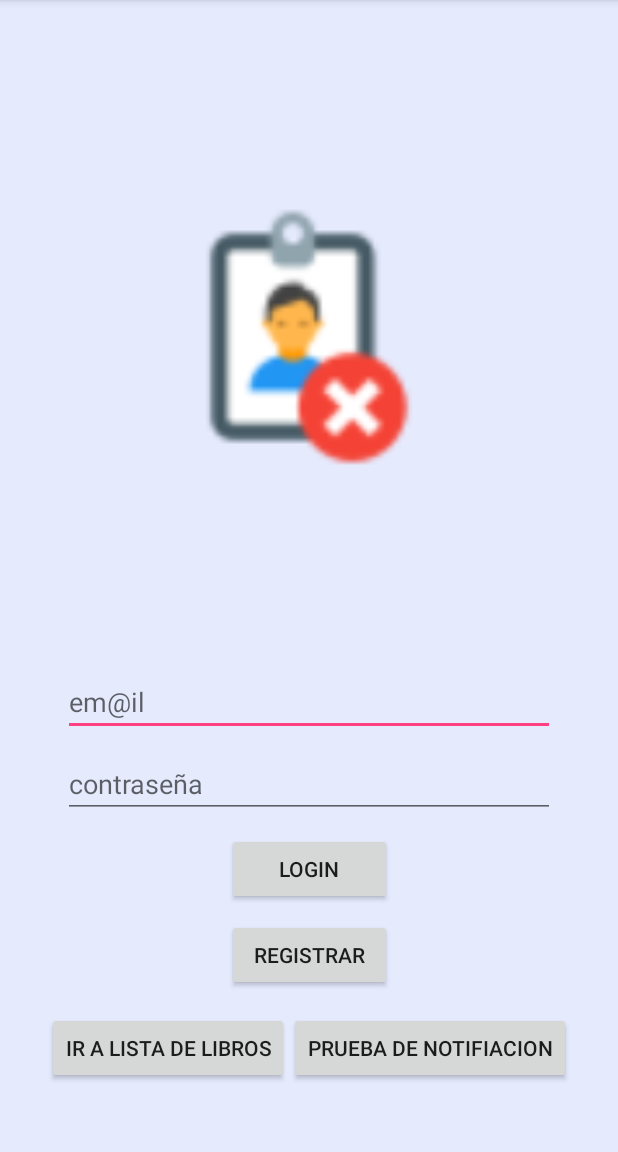
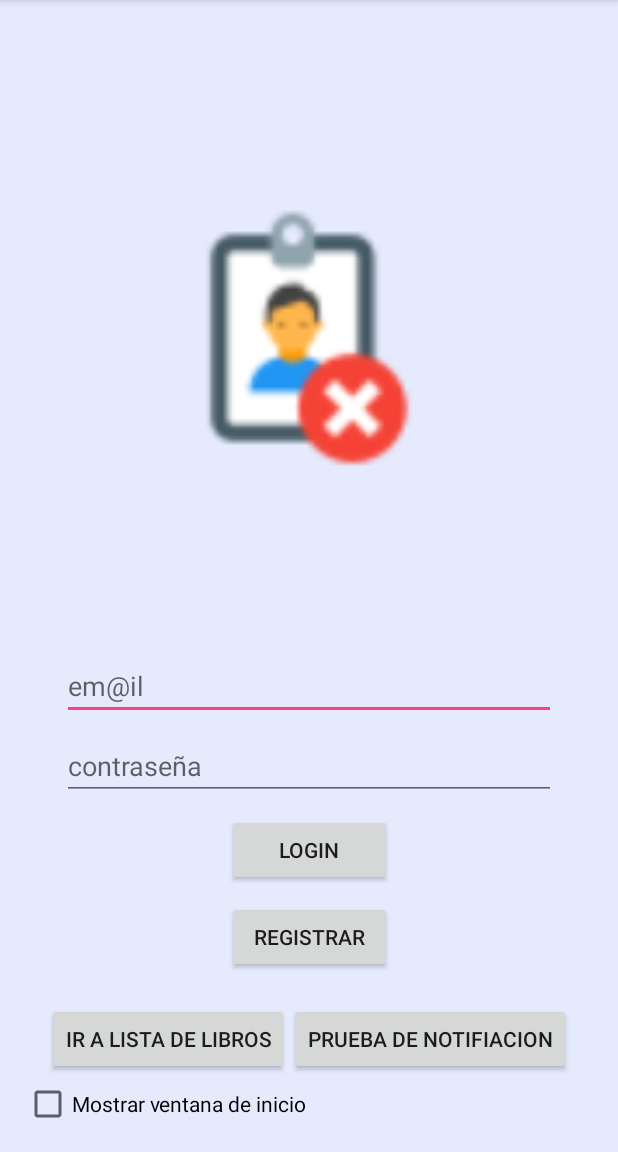
Before and after one commit to DidacSoftware/MyBooks_dbs, an Android app: the screen it shows after launch (InicioActivity), after a tap on "LOGIN", on a phone screen of 412 x 824 dp, the part 84-1236 px from its top. Run offline under Robolectric (Android 15) with nearby library versions, the phone set to English and light mode, and no system bars; our stand-ins replace Firebase (no records; nobody signed in at launch, a user with empty details on screens opened directly).

Commit message:
Ejercicio 1 al 3

```diff
--- a/app/src/main/java/com/didacsoftware/mybooks/Global.java
+++ b/app/src/main/java/com/didacsoftware/mybooks/Global.java
@@ -7,4 +7,8 @@ import java.util.ArrayList;
 public class Global {
 
     public static  ArrayList<model> alModel;
+
+    public static String sUsuario = "Usuario_";
+    public static String sEmail = "em@ail_";
+
 }
--- a/app/src/main/java/com/didacsoftware/mybooks/InicioActivity.java
+++ b/app/src/main/java/com/didacsoftware/mybooks/InicioActivity.java
@@ -1,13 +1,15 @@
 package com.didacsoftware.mybooks;
 
 import android.annotation.SuppressLint;
-import android.app.Notification;
 import android.app.NotificationChannel;
 import android.app.NotificationManager;
 import android.app.PendingIntent;
+import android.content.ClipData;
+import android.content.ClipboardManager;
 import android.content.ContentValues;
 import android.content.Context;
 import android.content.Intent;
+import android.content.SharedPreferences;
 import android.database.Cursor;
 import android.database.sqlite.SQLiteDatabase;
 import android.graphics.Color;
@@ -20,13 +22,13 @@ import android.util.Log;
 import android.view.View;
 import android.widget.ArrayAdapter;
 import android.widget.Button;
+import android.widget.CheckBox;
 import android.widget.EditText;
 import android.widget.ImageView;
 import android.widget.Toast;
 
 import com.didacsoftware.mybooks.BDSQLite.CampoTabla;
 import com.didacsoftware.mybooks.BDSQLite.ConexionSQLiteHelper;
-import com.didacsoftware.mybooks.Model.BookListNavDraw;
 import com.didacsoftware.mybooks.Model.model;
 import com.google.android.gms.tasks.OnCompleteListener;
 import com.google.android.gms.tasks.Task;
@@ -52,7 +54,7 @@ public class InicioActivity extends AppCompatActivity {
     EditText edtCorreo, edtContrasenha;
     ImageView imgLogin;
 
-
+    CheckBox chb_chbCheckBox;
 
     // FB Login
     private FirebaseAuth mAuth;
@@ -95,7 +97,15 @@ public class InicioActivity extends AppCompatActivity {
 
         imgLogin = findViewById(R.id.inc_imgLogin);
 
+        chb_chbCheckBox = findViewById(R.id.chb_chbCheckBox);
 
+
+        chb_chbCheckBox.setOnClickListener(new View.OnClickListener() {
+            @Override
+            public void onClick(View v) {
+                isCheck();
+            }
+        });
 
 
 
@@ -127,6 +137,17 @@ public class InicioActivity extends AppCompatActivity {
                             +almModel.get(i).getDescription()+"\n"+almModel.get(i).getTitle());
                 }
 
+                try {
+
+                    Toast.makeText(InicioActivity.this, "almModel  datos "+almModel.size(),
+                            Toast.LENGTH_SHORT).show();
+
+                }catch (Exception e){
+
+                    Toast.makeText(InicioActivity.this, "almModel si datos",
+                            Toast.LENGTH_SHORT).show();
+                }
+
             }
 
             @Override
@@ -156,6 +177,8 @@ public class InicioActivity extends AppCompatActivity {
 
                     login(email,password);
 
+                    pv_Preferencias("Guardar");
+
                 }catch (Exception e){
 
                     Toast.makeText(InicioActivity.this, "Correo electronico o contraseñas incorrectos",
@@ -174,7 +197,7 @@ public class InicioActivity extends AppCompatActivity {
             @Override
             public void onClick(View v) {
 
-/*
+
                 try {
                     String email = edtCorreo.getText().toString();
 
@@ -186,10 +209,7 @@ public class InicioActivity extends AppCompatActivity {
                     Toast.makeText(InicioActivity.this, "Correo electronico o contraseñas incorrectos",
                             Toast.LENGTH_SHORT).show();
                 }
-*/
 
-                Intent intent = new Intent(InicioActivity.this,BookListNavDraw.class);
-                InicioActivity.this.startActivity(intent);
 
             }
         });
@@ -208,22 +228,16 @@ public class InicioActivity extends AppCompatActivity {
                 if (almModel.size()!=ListaSQLite.size() && ListaSQLite.size()<=0){
 
 
-                    //int fb =almModel.size();
-                    //int sq =ListaSQLite.size();
 
-                   // Toast.makeText(InicioActivity.this, "difer "+fb+"  sq "+sq,
-                    //        Toast.LENGTH_SHORT).show();
 
                     pvGuardarSQLite();
 
-                   //
+
 
                 }
 
 
-                //Intent intent = new Intent(InicioActivity.this,MostrarDetalle.class);
-
-                Intent intent = new Intent(InicioActivity.this,BookListActivity.class);
+                Intent intent = new Intent(InicioActivity.this,BookListNavDraw.class);
                 InicioActivity.this.startActivity(intent);
 
             }
@@ -235,9 +249,11 @@ public class InicioActivity extends AppCompatActivity {
             @Override
             public void onClick(View v) {
 
+
                 mostrarNotificacion("Se elimina o se borra un libro","2","elimina o se borra un libro");
-                //Intent intent = new Intent(InicioActivity.this,BookListActivity.class);
-                //InicioActivity.this.startActivity(intent);
+
+
+
 
             }
         });
@@ -277,6 +293,9 @@ public class InicioActivity extends AppCompatActivity {
         }
 
 
+
+        //btnRegistrar.setText(String.valueOf(almModel.size()));
+
     }
     //[fin OnCreate]
 
@@ -298,6 +317,9 @@ public class InicioActivity extends AppCompatActivity {
 
             // cambiar imagen de login
             imgLogin.setImageResource(R.drawable.ic_identificacion_verificada);
+
+
+            pv_Preferencias("Cargar");
 
 
         }else{
@@ -518,5 +540,89 @@ public class InicioActivity extends AppCompatActivity {
     }
 
 
+    private void pv_Preferencias(String sAccion){
+
+        SharedPreferences preferencias = getSharedPreferences
+                ("configuracion", Context.MODE_PRIVATE);
+
+
+        if (sAccion == "Guardar"){
+            String sEmail = edtCorreo.getText().toString();
+
+
+
+            int iEndIndex=0;
+
+            String cCaracter;
+            for (int i=0;i<sEmail.length();i++){
+
+                 cCaracter = String.valueOf(sEmail.charAt(i));
+
+                if(cCaracter.equals("@")){
+
+                    iEndIndex=i;
+                }
+
+
+        }
+
+
+
+            String sUsuario = sEmail.substring(0,iEndIndex);
+
+
+            SharedPreferences.Editor editor = preferencias.edit();
+
+            editor.putString("inicio","iniciado");
+            editor.putString("usuario",sUsuario);
+            editor.putString("email",sEmail);
+
+
+
+            editor.commit();
+
+
+        }else{if (sAccion == "Cargar"){
+
+            //                                                      si no existe
+            String sInicio = preferencias.getString("inicio","no exite");
+            String sUsuario = preferencias.getString("usuario","no exite");
+            String sEmail = preferencias.getString("email","no exite");
+
+            Global.sUsuario=sUsuario;
+            Global.sEmail=sEmail;
+
+
+            }
+
+        }
+
+    }
+
+
+    private void pv_CopiarTxtPortapapeles(String sLabel, String sTexto){
+
+        ClipData clip = ClipData.newPlainText(sLabel, sTexto);
+        ClipboardManager clipboard = (ClipboardManager)this.getSystemService(CLIPBOARD_SERVICE);
+        clipboard.setPrimaryClip(clip);
+
+    }
+
+
+    private void isCheck() {
+        if (!chb_chbCheckBox.isChecked()){
+
+            chb_chbCheckBox.setText("No Mostrar ventana de inicio");
+
+        }else{
+            if (chb_chbCheckBox.isChecked()){
+
+                chb_chbCheckBox.setText("Mostrar ventana de inicio");
+
+            }
+        }
+
+
+    }
 
 }
--- a/app/src/main/res/layout/activity_inicio.xml
+++ b/app/src/main/res/layout/activity_inicio.xml
@@ -6,13 +6,12 @@
     android:layout_height="match_parent"
     android:background="#e5eafd"
     tools:context=".InicioActivity"
-    tools:layout_editor_absoluteY="81dp">
+    tools:layout_editor_absoluteY="89dp">
 
     <ImageView
         android:id="@+id/inc_imgLogin"
         android:layout_width="173dp"
         android:layout_height="0dp"
-        android:layout_marginBottom="12dp"
         android:layout_marginTop="16dp"
         app:layout_constraintBottom_toTopOf="@+id/inc_edtEmail"
         app:layout_constraintEnd_toEndOf="parent"
@@ -24,32 +23,30 @@
         android:id="@+id/inc_edtEmail"
         android:layout_width="0dp"
         android:layout_height="wrap_content"
-        android:layout_marginBottom="9dp"
-        android:layout_marginEnd="42dp"
-        android:layout_marginLeft="42dp"
-        android:layout_marginRight="42dp"
-        android:layout_marginStart="42dp"
+        android:layout_marginBottom="288dp"
+        android:layout_marginEnd="41dp"
+        android:layout_marginLeft="41dp"
+        android:layout_marginRight="41dp"
+        android:layout_marginStart="41dp"
         android:ems="10"
         android:hint="em@il"
         android:inputType="textEmailAddress"
-        app:layout_constraintBottom_toTopOf="@+id/inc_edtContrasenha"
+        app:layout_constraintBottom_toBottomOf="parent"
         app:layout_constraintEnd_toEndOf="parent"
-        app:layout_constraintStart_toStartOf="parent"
-        app:layout_constraintTop_toBottomOf="@+id/inc_imgLogin" />
+        app:layout_constraintStart_toStartOf="parent" />
 
     <EditText
         android:id="@+id/inc_edtContrasenha"
         android:layout_width="0dp"
         android:layout_height="wrap_content"
-        android:layout_marginBottom="10dp"
-        android:layout_marginEnd="42dp"
-        android:layout_marginLeft="42dp"
-        android:layout_marginRight="42dp"
-        android:layout_marginStart="42dp"
+        android:layout_marginEnd="41dp"
+        android:layout_marginLeft="41dp"
+        android:layout_marginRight="41dp"
+        android:layout_marginStart="41dp"
+        android:layout_marginTop="8dp"
         android:ems="10"
         android:hint="contraseña"
         android:inputType="textPassword"
-        app:layout_constraintBottom_toTopOf="@+id/inc_btnLogin"
         app:layout_constraintEnd_toEndOf="parent"
         app:layout_constraintStart_toStartOf="parent"
         app:layout_constraintTop_toBottomOf="@+id/inc_edtEmail" />
@@ -58,9 +55,8 @@
         android:id="@+id/inc_btnLogin"
         android:layout_width="110dp"
         android:layout_height="wrap_content"
-        android:layout_marginBottom="9dp"
+        android:layout_marginTop="9dp"
         android:text="Login"
-        app:layout_constraintBottom_toTopOf="@+id/inc_btnRegistrar"
         app:layout_constraintEnd_toEndOf="parent"
         app:layout_constraintStart_toStartOf="parent"
         app:layout_constraintTop_toBottomOf="@+id/inc_edtContrasenha" />
@@ -69,9 +65,8 @@
         android:id="@+id/inc_btnRegistrar"
         android:layout_width="110dp"
         android:layout_height="wrap_content"
-        android:layout_marginBottom="14dp"
+        android:layout_marginTop="10dp"
         android:text="Registrar"
-        app:layout_constraintBottom_toTopOf="@+id/linearLayout2"
         app:layout_constraintEnd_toEndOf="parent"
         app:layout_constraintStart_toStartOf="parent"
         app:layout_constraintTop_toBottomOf="@+id/inc_btnLogin" />
@@ -79,12 +74,9 @@
     <LinearLayout
         android:id="@+id/linearLayout2"
         android:layout_width="wrap_content"
-        android:layout_height="82dp"
-        android:layout_marginBottom="11dp"
-        android:layout_marginEnd="8dp"
-        android:layout_marginLeft="8dp"
-        android:layout_marginRight="8dp"
-        android:layout_marginStart="8dp"
+        android:layout_height="0dp"
+        android:layout_marginBottom="6dp"
+        android:layout_marginTop="20dp"
         android:orientation="horizontal"
         app:layout_constraintBottom_toBottomOf="parent"
         app:layout_constraintEnd_toEndOf="parent"
@@ -109,5 +101,19 @@
             android:layout_height="wrap_content"
             android:layout_weight="1"
             android:text="Prueba de Notifiacion" />
+
+
     </LinearLayout>
+
+
+    <CheckBox
+        android:id="@+id/chb_chbCheckBox"
+        android:layout_width="wrap_content"
+        android:layout_height="wrap_content"
+        android:layout_marginBottom="16dp"
+        android:layout_marginLeft="16dp"
+        android:layout_marginStart="16dp"
+        android:text="Mostrar ventana de inicio"
+        app:layout_constraintBottom_toBottomOf="parent"
+        app:layout_constraintStart_toStartOf="parent" />
 </android.support.constraint.ConstraintLayout>
--- a/app/src/main/res/layout/app_bar_book_list_nav_draw.xml
+++ b/app/src/main/res/layout/app_bar_book_list_nav_draw.xml
@@ -4,7 +4,7 @@
     xmlns:tools="http://schemas.android.com/tools"
     android:layout_width="match_parent"
     android:layout_height="match_parent"
-    tools:context=".Model.BookListNavDraw">
+    tools:context=".BookListNavDraw">
 
     <android.support.design.widget.AppBarLayout
         android:layout_width="match_parent"
--- a/app/src/main/res/layout/content_book_list_nav_draw.xml
+++ b/app/src/main/res/layout/content_book_list_nav_draw.xml
@@ -5,7 +5,7 @@
     android:layout_width="match_parent"
     android:layout_height="match_parent"
     app:layout_behavior="@string/appbar_scrolling_view_behavior"
-    tools:context=".Model.BookListNavDraw"
+    tools:context=".BookListNavDraw"
     tools:showIn="@layout/app_bar_book_list_nav_draw">
 
 </android.support.constraint.ConstraintLayout>
--- a/app/src/main/res/values/strings.xml
+++ b/app/src/main/res/values/strings.xml
@@ -93,7 +93,7 @@
     </string>
 
 
-    <string name="action_settings">Settings</string>
+    <string name="action_settings">Inicio</string>
     <string name="title_activity_book_list_nav_draw">BookListNavDraw</string>
     <string name="navigation_drawer_open">Open navigation drawer</string>
     <string name="navigation_drawer_close">Close navigation drawer</string>
--- /dev/null
+++ b/app/src/main/res/xml/my_paths.xml
@@ -0,0 +1,4 @@
+<?xml version="1.0" encoding="utf-8"?>
+<paths>
+    <files-path name="share" path="temporal"></files-path>
+</paths>
```
Also changed, not shown: app/src/main/AndroidManifest.xml (+14 -2 lines), app/src/main/java/com/didacsoftware/mybooks/BookDetailActivity.java (+9 -1 lines), app/src/main/java/com/didacsoftware/mybooks/BookDetailFragment.java (+15 -0 lines), app/src/main/java/com/didacsoftware/mybooks/BookListNavDraw.java (renamed from app/src/main/java/com/didacsoftware/mybooks/Model/BookListNavDraw.java, +145 -7 lines), app/src/main/java/com/didacsoftware/mybooks/JavaScriptInterface.java (added, +18 -0 lines), app/src/main/java/com/didacsoftware/mybooks/Model/BookItem.java (+1 -12 lines), app/src/main/java/com/didacsoftware/mybooks/WebViewForm.java (added, +96 -0 lines), app/src/main/res/layout/activity_web_view_form.xml (added, +36 -0 lines), app/src/main/res/menu/activity_book_list_nav_draw_drawer.xml (+5 -4 lines), app/src/main/res/drawable/transaccion.png (added), 1 other file.
